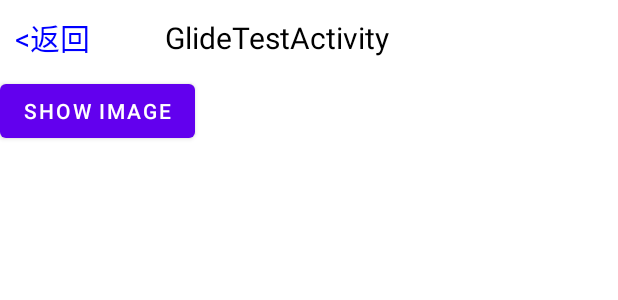
After one commit to L-shopkeeper/LearningDemo, an Android app: the layout activity_glide_test.xml on its own in the app's theme, with its tools: preview values and no code run, on a phone screen of 412 x 824 dp. The commit adds this screen. Shown: the top 300 px of the screen. Run offline under Robolectric (Android 15) with nearby library versions, the phone set to English and light mode, and no system bars.

Commit message:
【1.07】Glide源码分析

```diff
--- a/app/build.gradle
+++ b/app/build.gradle
@@ -41,4 +41,9 @@ dependencies {
     implementation "androidx.fragment:fragment:1.4.0"
     //看OKHttp源码
     implementation "com.squareup.okhttp3:okhttp:3.10.0"
+    //图片加载框架Glide
+    implementation 'com.github.bumptech.glide:glide:3.7.0'
+    //Glide图形变换库
+    implementation 'jp.wasabeef:glide-transformations:2.0.2'
+
 }
--- a/app/src/main/AndroidManifest.xml
+++ b/app/src/main/AndroidManifest.xml
@@ -13,7 +13,8 @@
         android:roundIcon="@mipmap/ic_launcher_round"
         android:supportsRtl="true"
         android:theme="@style/Theme.JingyiDemo">
-        <activity android:name=".servicetest.ServiceTestActivity"></activity>
+        <activity android:name=".glidetest.GlideTestActivity"></activity>
+        <activity android:name=".servicetest.ServiceTestActivity" />
 
         <service
             android:name=".servicetest.MyService"
--- a/app/src/main/java/com/example/jingyidemo/utils/JumpUtils.java
+++ b/app/src/main/java/com/example/jingyidemo/utils/JumpUtils.java
@@ -7,6 +7,7 @@ import com.example.jingyidemo.MainActivity;
 import com.example.jingyidemo.broadcasttest.BroadcastTestActivity;
 import com.example.jingyidemo.datastructure.DataStructureTestActivity;
 import com.example.jingyidemo.fragmenttest.FragmentTestActivity;
+import com.example.jingyidemo.glidetest.GlideTestActivity;
 import com.example.jingyidemo.handlertest.HandlerTestActivity;
 import com.example.jingyidemo.okhttptest.OkhttpTestActivity;
 import com.example.jingyidemo.servicetest.ServiceTestActivity;
@@ -72,4 +73,9 @@ public class JumpUtils {
         Intent intent = new Intent(activity, ServiceTestActivity.class);
         activity.startActivity(intent);
     }
+
+    public void jumpToGlideTestActivity(Activity activity){
+        Intent intent = new Intent(activity, GlideTestActivity.class);
+        activity.startActivity(intent);
+    }
 }
--- /dev/null
+++ b/app/src/main/res/layout/activity_glide_test.xml
@@ -0,0 +1,51 @@
+<?xml version="1.0" encoding="utf-8"?>
+<androidx.constraintlayout.widget.ConstraintLayout xmlns:android="http://schemas.android.com/apk/res/android"
+    xmlns:app="http://schemas.android.com/apk/res-auto"
+    xmlns:tools="http://schemas.android.com/tools"
+    android:layout_width="match_parent"
+    android:layout_height="match_parent"
+    tools:context=".glidetest.GlideTestActivity">
+
+    <LinearLayout
+        android:id="@+id/act_glide_test_title_ll"
+        android:layout_width="match_parent"
+        android:layout_height="wrap_content"
+        app:layout_constraintStart_toStartOf="parent"
+        app:layout_constraintTop_toTopOf="parent"
+        app:layout_constraintEnd_toEndOf="parent">
+
+        <TextView
+            android:id="@+id/act_glide_test_back_tv"
+            android:layout_width="wrap_content"
+            android:layout_height="wrap_content"
+            android:layout_gravity="center_vertical"
+            android:padding="10dp"
+            android:textSize="20dp"
+            android:textColor="#0000ff"
+            android:text="@string/activity_back"/>
+
+        <TextView
+            android:layout_width="wrap_content"
+            android:layout_height="wrap_content"
+            android:layout_gravity="center_vertical"
+            android:layout_marginLeft="40dp"
+            android:textColor="@color/black"
+            android:textSize="20dp"
+            android:text="GlideTestActivity"/>
+
+    </LinearLayout>
+
+    <Button
+        android:id="@+id/act_glide_test_show_image_btn"
+        android:layout_width="wrap_content"
+        android:layout_height="wrap_content"
+        android:text="show image"
+        app:layout_constraintTop_toBottomOf="@id/act_glide_test_title_ll"/>
+
+    <ImageView
+        android:id="@+id/act_glide_test_show_image_iv"
+        android:layout_width="wrap_content"
+        android:layout_height="wrap_content"
+        app:layout_constraintTop_toBottomOf="@id/act_glide_test_show_image_btn"/>
+
+</androidx.constraintlayout.widget.ConstraintLayout>
```
Also changed, not shown: app/src/main/java/com/example/jingyidemo/MainActivity.java (+6 -1 lines), app/src/main/java/com/example/jingyidemo/glidetest/CircleCrop.java (added, +66 -0 lines), app/src/main/java/com/example/jingyidemo/glidetest/DownloadImageTarget.java (added, +66 -0 lines), app/src/main/java/com/example/jingyidemo/glidetest/GlideTestActivity.java (added, +154 -0 lines), app/src/main/java/com/example/jingyidemo/glidetest/MyLayout.java (added, +34 -0 lines), app/src/main/res/layout/activity_main.xml (+13 -0 lines), app/src/main/res/drawable/error.jpg (added).
